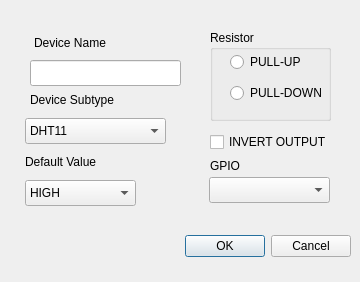
The window that dashboard_qt/dialog_config_onewire.ui (ezloteam/Ezlo_Pi) describes before a commit, drawn with Qt 5.
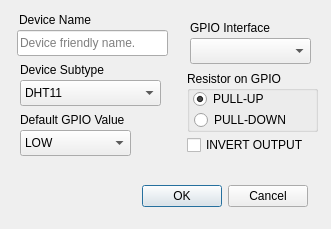
The same window after the commit.

The edit to the form file:
```diff
--- a/dashboard_qt/dialog_config_onewire.ui
+++ b/dashboard_qt/dialog_config_onewire.ui
@@ -6,8 +6,8 @@
    <rect>
     <x>0</x>
     <y>0</y>
-    <width>360</width>
-    <height>282</height>
+    <width>331</width>
+    <height>229</height>
    </rect>
   </property>
   <property name="windowTitle">
@@ -16,8 +16,8 @@
   <widget class="QDialogButtonBox" name="buttonBox">
    <property name="geometry">
     <rect>
-     <x>10</x>
-     <y>230</y>
+     <x>-33</x>
+     <y>180</y>
      <width>341</width>
      <height>32</height>
     </rect>
@@ -32,8 +32,8 @@
   <widget class="QLabel" name="label_device_name">
    <property name="geometry">
     <rect>
-     <x>34</x>
-     <y>33</y>
+     <x>19</x>
+     <y>10</y>
      <width>121</width>
      <height>20</height>
     </rect>
@@ -45,40 +45,38 @@
   <widget class="QLineEdit" name="lineEdit_device_name">
    <property name="geometry">
     <rect>
-     <x>30</x>
-     <y>60</y>
+     <x>17</x>
+     <y>30</y>
      <width>151</width>
      <height>26</height>
     </rect>
    </property>
+   <property name="placeholderText">
+    <string>Device friendly name.</string>
+   </property>
   </widget>
   <widget class="QLabel" name="label_default_value_output">
    <property name="geometry">
     <rect>
-     <x>25</x>
-     <y>152</y>
-     <width>121</width>
+     <x>20</x>
+     <y>110</y>
+     <width>141</width>
      <height>20</height>
     </rect>
    </property>
    <property name="text">
-    <string>Default Value</string>
+    <string>Default GPIO Value</string>
    </property>
   </widget>
   <widget class="QComboBox" name="comboBox_default_value">
    <property name="geometry">
     <rect>
-     <x>25</x>
-     <y>180</y>
+     <x>20</x>
+     <y>130</y>
      <width>111</width>
      <height>26</height>
     </rect>
    </property>
-   <item>
-    <property name="text">
-     <string>HIGH</string>
-    </property>
-   </item>
    <item>
     <property name="text">
      <string>LOW</string>
@@ -88,33 +86,33 @@
   <widget class="QLabel" name="label_GPIO">
    <property name="geometry">
     <rect>
-     <x>210</x>
-     <y>156</y>
+     <x>190</x>
+     <y>18</y>
      <width>121</width>
      <height>20</height>
     </rect>
    </property>
    <property name="text">
-    <string>GPIO</string>
+    <string>GPIO Interface</string>
    </property>
   </widget>
   <widget class="QGroupBox" name="groupBox_resistor">
    <property name="geometry">
     <rect>
-     <x>210</x>
-     <y>30</y>
-     <width>121</width>
-     <height>91</height>
+     <x>187</x>
+     <y>71</y>
+     <width>131</width>
+     <height>61</height>
     </rect>
    </property>
    <property name="title">
-    <string>Resistor</string>
+    <string>Resistor on GPIO</string>
    </property>
    <widget class="QRadioButton" name="radioButton_pullup">
     <property name="geometry">
      <rect>
-      <x>20</x>
-      <y>20</y>
+      <x>6</x>
+      <y>16</y>
       <width>110</width>
       <height>24</height>
      </rect>
@@ -122,12 +120,15 @@
     <property name="text">
      <string>PULL-UP</string>
     </property>
+    <property name="checked">
+     <bool>true</bool>
+    </property>
    </widget>
    <widget class="QRadioButton" name="radioButton_pulldown">
     <property name="geometry">
      <rect>
-      <x>20</x>
-      <y>51</y>
+      <x>7</x>
+      <y>37</y>
       <width>110</width>
       <height>24</height>
      </rect>
@@ -140,8 +141,8 @@
   <widget class="QComboBox" name="comboBox_output_gpio">
    <property name="geometry">
     <rect>
-     <x>209</x>
-     <y>177</y>
+     <x>190</x>
+     <y>38</y>
      <width>121</width>
      <height>26</height>
     </rect>
@@ -150,8 +151,8 @@
   <widget class="QCheckBox" name="checkBox_invert_output">
    <property name="geometry">
     <rect>
-     <x>210</x>
-     <y>130</y>
+     <x>187</x>
+     <y>133</y>
      <width>141</width>
      <height>24</height>
     </rect>
@@ -163,8 +164,8 @@
   <widget class="QComboBox" name="comboBox_output_gpio_2">
    <property name="geometry">
     <rect>
-     <x>25</x>
-     <y>118</y>
+     <x>20</x>
+     <y>80</y>
      <width>141</width>
      <height>26</height>
     </rect>
@@ -178,8 +179,8 @@
   <widget class="QLabel" name="label_GPIO_2">
    <property name="geometry">
     <rect>
-     <x>30</x>
-     <y>90</y>
+     <x>20</x>
+     <y>60</y>
      <width>121</width>
      <height>20</height>
     </rect>
```
Left out of the diff: 13 changed lines with no effect on the pictures.
